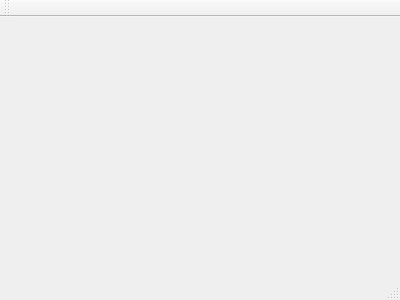
Above: mainwindow.ui from vsulabs/HashTable before the change. Below: the same form after it.
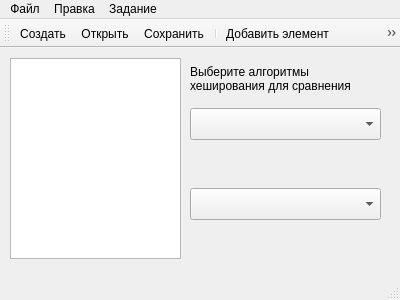
That is the form after the change. Icons and pictures are not drawn.

```diff
--- a/mainwindow.ui
+++ b/mainwindow.ui
@@ -12,13 +12,238 @@
   <property name="windowTitle" >
    <string>MainWindow</string>
   </property>
-  <widget class="QMenuBar" name="menuBar" />
-  <widget class="QToolBar" name="mainToolBar" />
-  <widget class="QWidget" name="centralWidget" />
-  <widget class="QStatusBar" name="statusBar" />
+  <widget class="QWidget" name="centralWidget">
+   <widget class="QListView" name="hashTableView">
+    <property name="geometry">
+     <rect>
+      <x>10</x>
+      <y>10</y>
+      <width>171</width>
+      <height>201</height>
+     </rect>
+    </property>
+   </widget>
+   <widget class="QComboBox" name="cbHashFunc1">
+    <property name="geometry">
+     <rect>
+      <x>190</x>
+      <y>60</y>
+      <width>191</width>
+      <height>32</height>
+     </rect>
+    </property>
+   </widget>
+   <widget class="QComboBox" name="cbHashFunc2">
+    <property name="geometry">
+     <rect>
+      <x>190</x>
+      <y>140</y>
+      <width>191</width>
+      <height>32</height>
+     </rect>
+    </property>
+   </widget>
+   <widget class="QLabel" name="lResult1">
+    <property name="geometry">
+     <rect>
+      <x>190</x>
+      <y>100</y>
+      <width>191</width>
+      <height>31</height>
+     </rect>
+    </property>
+    <property name="lineWidth">
+     <number>1</number>
+    </property>
+    <property name="text">
+     <string/>
+    </property>
+   </widget>
+   <widget class="QLabel" name="lResult2">
+    <property name="geometry">
+     <rect>
+      <x>190</x>
+      <y>180</y>
+      <width>181</width>
+      <height>31</height>
+     </rect>
+    </property>
+    <property name="text">
+     <string/>
+    </property>
+   </widget>
+   <widget class="QLabel" name="label">
+    <property name="geometry">
+     <rect>
+      <x>190</x>
+      <y>10</y>
+      <width>191</width>
+      <height>41</height>
+     </rect>
+    </property>
+    <property name="text">
+     <string>Выберите алгоритмы
+хеширования для сравнения</string>
+    </property>
+   </widget>
+  </widget>
+  <widget class="QMenuBar" name="menuBar">
+   <property name="geometry">
+    <rect>
+     <x>0</x>
+     <y>0</y>
+     <width>400</width>
+     <height>30</height>
+    </rect>
+   </property>
+   <widget class="QMenu" name="menu">
+    <property name="title">
+     <string>Файл</string>
+    </property>
+    <addaction name="actionNew"/>
+    <addaction name="actionOpen"/>
+    <addaction name="actionSave"/>
+    <addaction name="actionSaveAs"/>
+    <addaction name="actionClose"/>
+    <addaction name="separator"/>
+    <addaction name="actionExit"/>
+   </widget>
+   <widget class="QMenu" name="menu_2">
+    <property name="title">
+     <string>Правка</string>
+    </property>
+    <addaction name="actionAdd"/>
+    <addaction name="separator"/>
+    <addaction name="actionFind"/>
+    <addaction name="separator"/>
+    <addaction name="actionClear"/>
+   </widget>
+   <widget class="QMenu" name="menu_3">
+    <property name="title">
+     <string>Задание</string>
+    </property>
+    <addaction name="actionInfo"/>
+   </widget>
+   <addaction name="menu"/>
+   <addaction name="menu_2"/>
+   <addaction name="menu_3"/>
+  </widget>
+  <widget class="QToolBar" name="mainToolBar">
+   <property name="iconSize">
+    <size>
+     <width>16</width>
+     <height>16</height>
+    </size>
+   </property>
+   <attribute name="toolBarArea">
+    <enum>TopToolBarArea</enum>
+   </attribute>
+   <attribute name="toolBarBreak">
+    <bool>false</bool>
+   </attribute>
+   <addaction name="actionNew"/>
+   <addaction name="actionOpen"/>
+   <addaction name="actionSave"/>
+   <addaction name="separator"/>
+   <addaction name="actionAdd"/>
+   <addaction name="actionFind"/>
+   <addaction name="actionClear"/>
+   <addaction name="separator"/>
+   <addaction name="actionExit"/>
+  </widget>
+  <widget class="QStatusBar" name="statusBar"/>
+  <action name="actionNew">
+   <property name="icon">
+    <iconset theme="document-new">
+     <normaloff>.</normaloff>.</iconset>
+   </property>
+   <property name="text">
+    <string>Создать</string>
+   </property>
+  </action>
+  <action name="actionOpen">
+   <property name="icon">
+    <iconset theme="document-open">
+     <normaloff>.</normaloff>.</iconset>
+   </property>
+   <property name="text">
+    <string>Открыть...</string>
+   </property>
+  </action>
+  <action name="actionSave">
+   <property name="icon">
+    <iconset theme="document-save">
+     <normaloff>.</normaloff>.</iconset>
+   </property>
+   <property name="text">
+    <string>Сохранить</string>
+   </property>
+  </action>
+  <action name="actionSaveAs">
+   <property name="icon">
+    <iconset theme="document-save-as">
+     <normaloff>.</normaloff>.</iconset>
+   </property>
+   <property name="text">
+    <string>Сохранить как...</string>
+   </property>
+  </action>
+  <action name="actionExit">
+   <property name="icon">
+    <iconset theme="application-exit">
+     <normaloff>.</normaloff>.</iconset>
+   </property>
+   <property name="text">
+    <string>Выйти</string>
+   </property>
+  </action>
+  <action name="actionAdd">
+   <property name="icon">
+    <iconset theme="bqm-add">
+     <normaloff>.</normaloff>.</iconset>
+   </property>
+   <property name="text">
+    <string>Добавить элемент...</string>
+   </property>
+  </action>
+  <action name="actionFind">
+   <property name="icon">
+    <iconset theme="edit-find">
+     <normaloff>.</normaloff>.</iconset>
+   </property>
+   <property name="text">
+    <string>Поиск</string>
+   </property>
+  </action>
+  <action name="actionClear">
+   <property name="icon">
+    <iconset theme="edit-clear">
+     <normaloff>.</normaloff>.</iconset>
+   </property>
+   <property name="text">
+    <string>Очистить таблицу...</string>
+   </property>
+  </action>
+  <action name="actionInfo">
+   <property name="icon">
+    <iconset theme="help-about">
+     <normaloff>.</normaloff>.</iconset>
+   </property>
+   <property name="text">
+    <string>Текст задания...</string>
+   </property>
+  </action>
+  <action name="actionClose">
+   <property name="icon">
+    <iconset theme="document-close">
+     <normaloff>.</normaloff>.</iconset>
+   </property>
+   <property name="text">
+    <string>Закрыть</string>
+   </property>
+  </action>
  </widget>
- <layoutDefault spacing="6" margin="11" />
- <pixmapfunction></pixmapfunction>
+ <layoutdefault spacing="6" margin="11"/>
  <resources/>
  <connections/>
 </ui>
```
Left out of the diff: 7 changed lines with no effect on the pictures.
